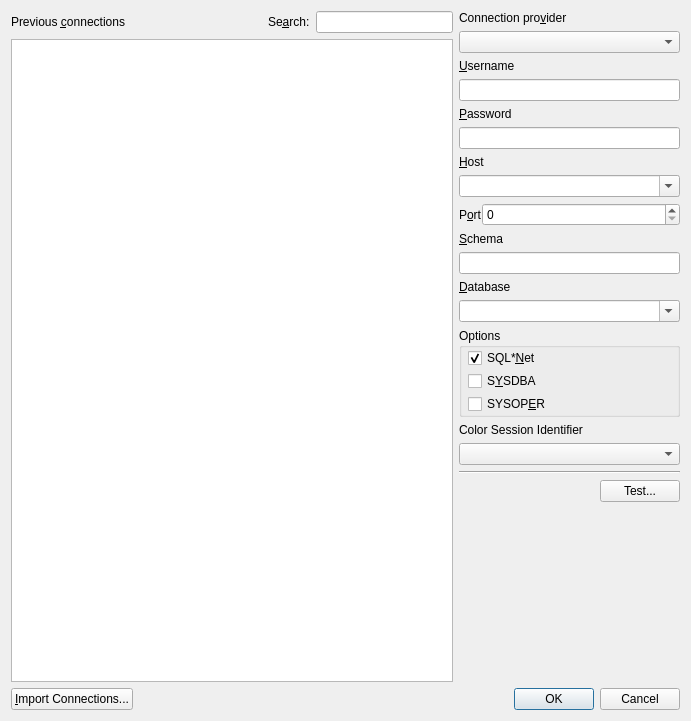
First picture: the form in src/tonewconnectionui.ui, repository tora-tool/tora, before the edit.
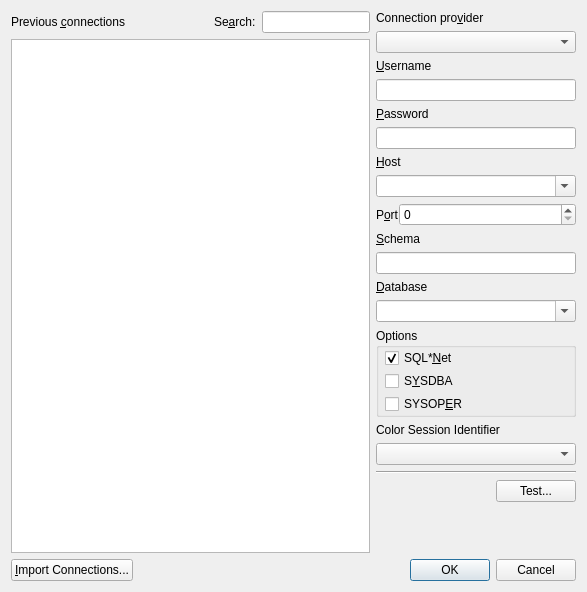
Second picture: the form after the edit.

Commit message: revert width and height change. the dialog state is pulled from preferences, but this value is used when there's no existing state

```diff
--- a/src/tonewconnectionui.ui
+++ b/src/tonewconnectionui.ui
@@ -6,8 +6,8 @@
    <rect>
     <x>0</x>
     <y>0</y>
-    <width>691</width>
-    <height>721</height>
+    <width>587</width>
+    <height>592</height>
    </rect>
   </property>
   <property name="windowTitle">
```
